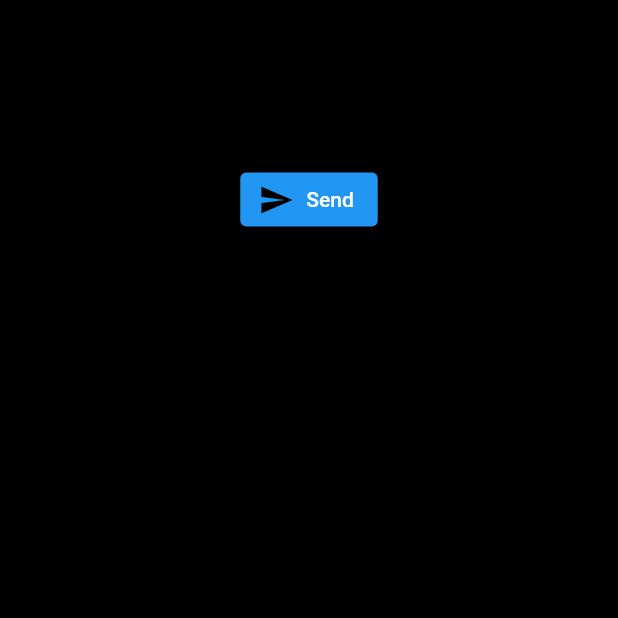
After one commit to GabsJungles/info_unit_study, a Flutter app: the CommentPost screen opened directly, after a tap on "Send", on a phone screen of 412 x 824 dp, the top half of it. The commit adds this screen. Run offline on Flutter 3.47's test engine with Material 2 defaults, Android fonts, the phone set to English and light mode, and no system bars; our stand-ins replace cloud_firestore, firebase_auth, firebase_core, firebase_storage, google_fonts, image_picker; missing offline and left inert: comment_box; accounts and stored records are empty.

Commit message:
comment post work in progress

```diff
--- a/lib/meu_aplicativo.dart
+++ b/lib/meu_aplicativo.dart
@@ -19,7 +19,7 @@ class MeuAplicativo extends StatelessWidget {
         title: 'Info Unity Study',
         debugShowCheckedModeBanner: false,
         theme: theme(),
-        home: LoginPage(),
+        home: HomePage(),
       );
   }
 }
--- a/lib/models/card_post_model.dart
+++ b/lib/models/card_post_model.dart
@@ -1,4 +1,5 @@
 import 'package:flutter/material.dart';
+import 'package:comment_box/comment/comment.dart';
 
 class CardPost extends StatefulWidget {
   final String text;
@@ -43,10 +44,6 @@ class _CardPostState extends State<CardPost> {
                               mainAxisAlignment: MainAxisAlignment.start,
                               crossAxisAlignment: CrossAxisAlignment.start,
                               children: [
-                                Text(
-                                  widget.text,
-                                  style: Theme.of(context).textTheme.headline4!.copyWith(color: Colors.black)
-                                ),
                               ],
                             ),
 
--- /dev/null
+++ b/lib/widgets/comment_post.dart
@@ -0,0 +1,78 @@
+import 'package:flutter/material.dart';
+import 'package:cloud_firestore/cloud_firestore.dart';
+import 'package:firebase_auth/firebase_auth.dart';
+
+class CommentPost extends StatefulWidget {
+  const CommentPost({
+    Key? key,
+  }) : super(key: key);
+
+  @override
+  State<CommentPost> createState() => _CommentPostState();
+}
+
+class _CommentPostState extends State<CommentPost> {
+  var username = ' ';
+
+  User? user = FirebaseAuth.instance.currentUser;
+  CollectionReference userRef = FirebaseFirestore.instance.collection('users');
+
+  final _formKey = GlobalKey<FormState>();
+  late String comments = ' ';
+
+  sendComment() async {
+    final isValid = _formKey.currentState!.validate();
+    final name = user!.displayName;
+
+    var res = await userRef.where('userid', isEqualTo: user!.uid).get();
+
+    _formKey.currentState!.save();
+
+    var doc = userRef.doc('post');
+    doc.set({
+      'comment': comments,
+    });
+  }
+
+  @override
+  Widget build(BuildContext context) {
+    return Scaffold(
+      backgroundColor: Colors.black,
+      body: Container(
+          child: Column(
+        mainAxisAlignment: MainAxisAlignment.start,
+        children: [
+          Form(
+              key: _formKey,
+              child: Column(
+                mainAxisAlignment: MainAxisAlignment.start,
+                children: [
+                  Padding(
+                    padding: EdgeInsets.only(top: 50),
+                    child: TextFormField(
+                        style: TextStyle(
+                          color: Colors.black,
+                        ),
+                        decoration: const InputDecoration(
+                            labelText: "Comente sobre isso...",
+                            labelStyle: TextStyle(
+                              color: Colors.black,
+                            )),
+                        onSaved: (value) {
+                          comments = value!;
+                        }),
+                  )
+                ],
+              )),
+          ElevatedButton.icon(
+              onPressed: sendComment,
+              icon: const Icon(
+                Icons.send,
+                color: Colors.black,
+              ),
+              label: const Text("Send"))
+        ],
+      )),
+    );
+  }
+}
--- a/lib/widgets/criar_post.dart
+++ b/lib/widgets/criar_post.dart
@@ -1,4 +1,5 @@
 import 'package:flutter/material.dart';
+
 
 class CriarPost extends StatefulWidget {
   const CriarPost({ Key? key }) : super(key: key);
@@ -19,7 +20,6 @@ class _CriarPostState extends State<CriarPost> {
           height: 80,
           child: TextField(
             decoration: InputDecoration(
-              hintText: 'Qual é a boa?',
               hintStyle: Theme.of(context).textTheme.headline3!.copyWith(color: Colors.black),
               filled: true,
               fillColor: Colors.white,
--- a/pubspec.yaml
+++ b/pubspec.yaml
@@ -43,6 +43,7 @@ dependencies:
   google_fonts: ^2.3.1
   image_picker: ^0.8.5
   firebase_storage: ^10.2.11
+  comment_box: ^0.0.17
 
 dev_dependencies:
   flutter_test:
```
Also changed, not shown: pubspec.lock.
